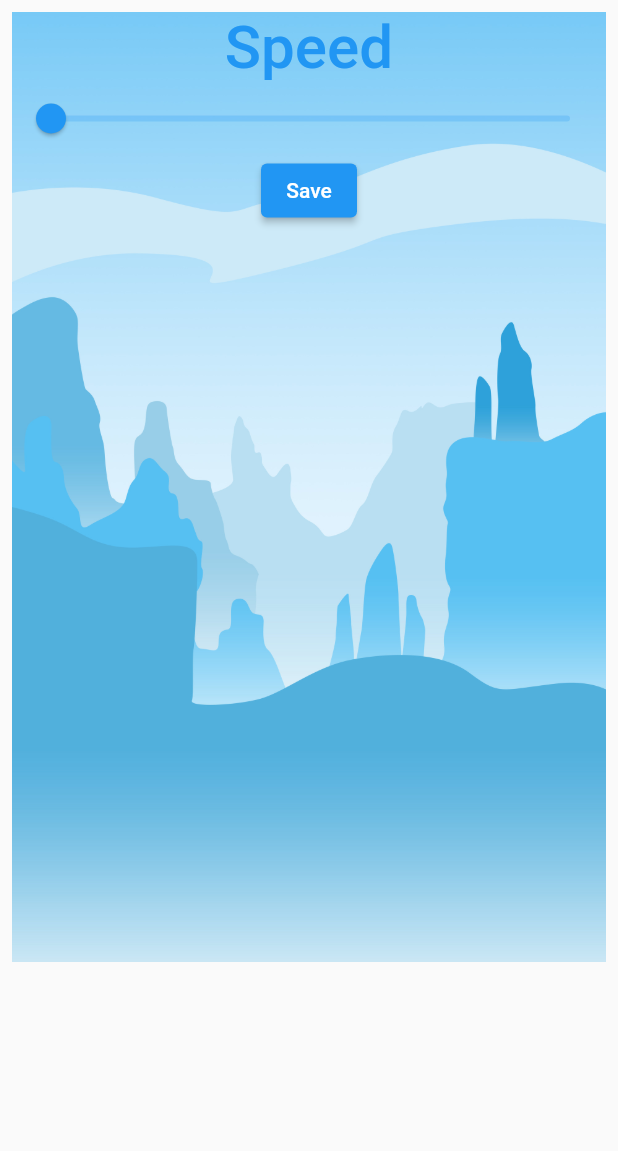
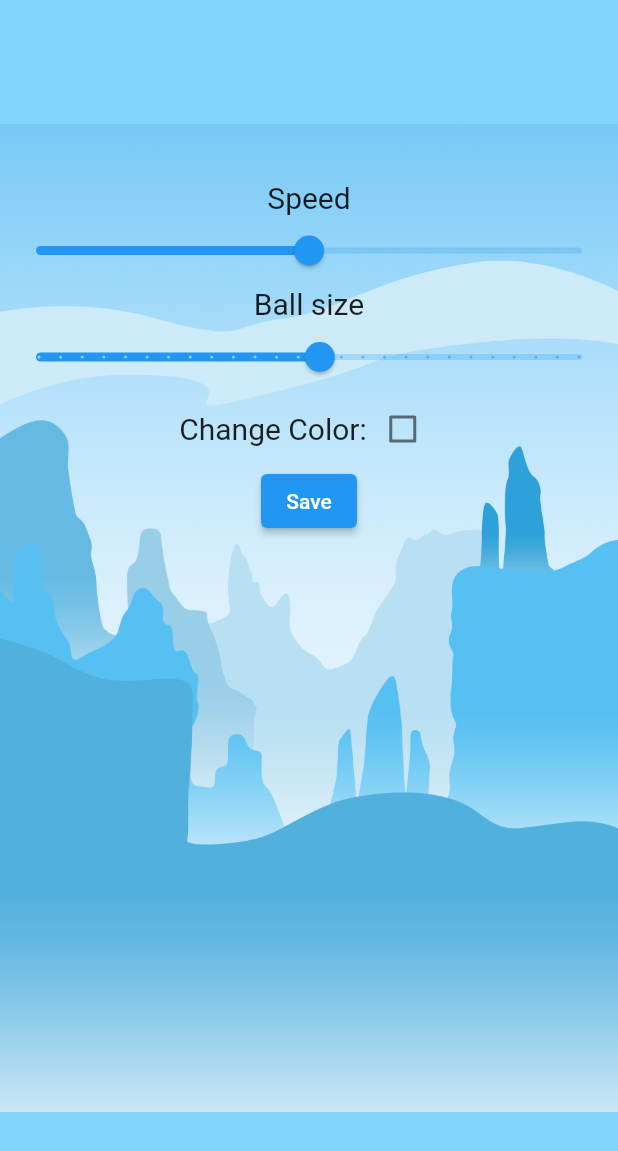
Before and after one commit to aarodrigues/flutter-senac-curso, a Flutter app: the screen it shows after launch, after a tap on "Configurations", on a phone screen of 412 x 824 dp. Shown: the top 1151 px of the screen. Run offline on Flutter 3.47's test engine with Material 2 defaults, Android fonts, the phone set to English and light mode, and no system bars.

Commit message:
Add widget na tela de configuracao Add nova imagem Add codigo para mudar o tamanho da bola e cor pela tela de configuracao

```diff
--- a/touch_speed/lib/models/configurations.dart
+++ b/touch_speed/lib/models/configurations.dart
@@ -1,6 +1,6 @@
 class ConfigurationItens {
   final int initialTime;
-  final int ballSize;
+  final double ballSize;
   final bool changeColor;
 
   ConfigurationItens(this.initialTime, this.ballSize, this.changeColor);
--- a/touch_speed/lib/screens/configuration.dart
+++ b/touch_speed/lib/screens/configuration.dart
@@ -9,30 +9,28 @@ class Configuration extends StatefulWidget {
 }
 
 class _ConfigurationState extends State<Configuration> {
-  double _currentSliderValue = 20;
+  double _currentSliderValue = 2500;
+  double _currentSliderBallSizeValue = 25;
+  bool isChecked = false;
   @override
   Widget build(BuildContext context) {
     return MaterialApp(
       home: SafeArea(
         child: Scaffold(
-          body: Container(
-            child: TextButton(
-              style: ButtonStyle(
-                foregroundColor: MaterialStateProperty.all<Color>(Colors.blue),
-                minimumSize: MaterialStateProperty.all<Size>(
-                  const Size(60.0, 10.0),
+          backgroundColor: Colors.lightBlue[200],
+          body: Stack(children: [
+            Center(
+              child: Image.asset('assets/images/background2.jpg'),
             ),
+            Column(
+              crossAxisAlignment: CrossAxisAlignment.center,
+              children: [
+                const SizedBox(
+                  height: 120,
                 ),
-              onPressed: () {
-                print("Text button!");
-              },
-              child: Stack(children: [
-                Image.asset('assets/images/background2.jpg'),
-                Column(
-                  children: [
                 const Text(
                   "Speed",
-                      style: TextStyle(fontSize: 40),
+                  style: TextStyle(fontSize: 20),
                 ),
                 Slider(
                   value: _currentSliderValue,
@@ -46,10 +44,45 @@ class _ConfigurationState extends State<Configuration> {
                     });
                   },
                 ),
+                const Text(
+                  "Ball size",
+                  style: TextStyle(fontSize: 20),
+                ),
+                Slider(
+                  value: _currentSliderBallSizeValue,
+                  min: 0,
+                  max: 50,
+                  divisions: 25,
+                  label: _currentSliderBallSizeValue.round().toString(),
+                  onChanged: (double value) {
+                    setState(() {
+                      _currentSliderBallSizeValue = value;
+                    });
+                  },
+                ),
+                Row(
+                  mainAxisAlignment: MainAxisAlignment.center,
+                  children: [
+                    const Text(
+                      "Change Color:",
+                      style: TextStyle(fontSize: 20),
+                    ),
+                    Checkbox(
+                      checkColor: Colors.white,
+                      value: isChecked,
+                      onChanged: (bool? value) {
+                        setState(() {
+                          isChecked = value!;
+                        });
+                      },
+                    ),
+                  ],
+                ),
                 ElevatedButton(
-                      onPressed: () => Navigator.of(context).pop(
-                          ConfigurationItens(
-                              _currentSliderValue.toInt(), 10, true)),
+                  onPressed: () => Navigator.of(context).pop(ConfigurationItens(
+                      _currentSliderValue.toInt(),
+                      _currentSliderBallSizeValue,
+                      isChecked)),
                   child: const Text("Save"),
                 )
               ],
@@ -57,8 +90,6 @@ class _ConfigurationState extends State<Configuration> {
           ]),
         ),
       ),
-        ),
-      ),
     );
   }
 }
--- a/touch_speed/lib/screens/touch_ball.dart
+++ b/touch_speed/lib/screens/touch_ball.dart
@@ -38,11 +38,15 @@ class _TouchBallState extends State<TouchBall> {
 
   // Atribui o tempo inicial a variavel _start
   int _start = 0;
+  double _ballRadius = 10.0;
+  bool _changeColor = false;
 
   @override
   void initState() {
     // Atribui o tempo inicial a variavel _start
     _start = widget.configItem.initialTime;
+    _ballRadius = widget.configItem.ballSize;
+    _changeColor = widget.configItem.changeColor;
   }
 
   // define a variavel index para a lista de cores e inicializa a variavel com o valor 0
@@ -143,10 +147,11 @@ class _TouchBallState extends State<TouchBall> {
       // Uso do globalKey para ter acesso externo as propriedades do widget
       key: circlekey,
       backgroundColor: colorList[colorIndex],
-      radius: 20,
+      radius: _ballRadius,
       // Responsavel por detectar os eventos de toque
       child: GestureDetector(
         onTap: () {
+          print(_ballRadius);
           setState(() {
             // Se nao foi inciado o contador inicia
             if (!_started) {
@@ -158,7 +163,9 @@ class _TouchBallState extends State<TouchBall> {
             if (_start != 0) {
               randomPosition();
               countPoint();
-              randomColor();
+              if (_changeColor) {
+                randomColor();
+              }
             }
           });
         },
--- a/touch_speed/pubspec.yaml
+++ b/touch_speed/pubspec.yaml
@@ -64,6 +64,7 @@ flutter:
   assets:
     - assets/images/background2.jpg
     - assets/images/background.jpg
+    - assets/images/background3.jpg
 
 
   fonts:
```
Also changed, not shown: touch_speed/assets/images/background3.jpg (added). Lines whose indentation alone changed are shown as unchanged.
